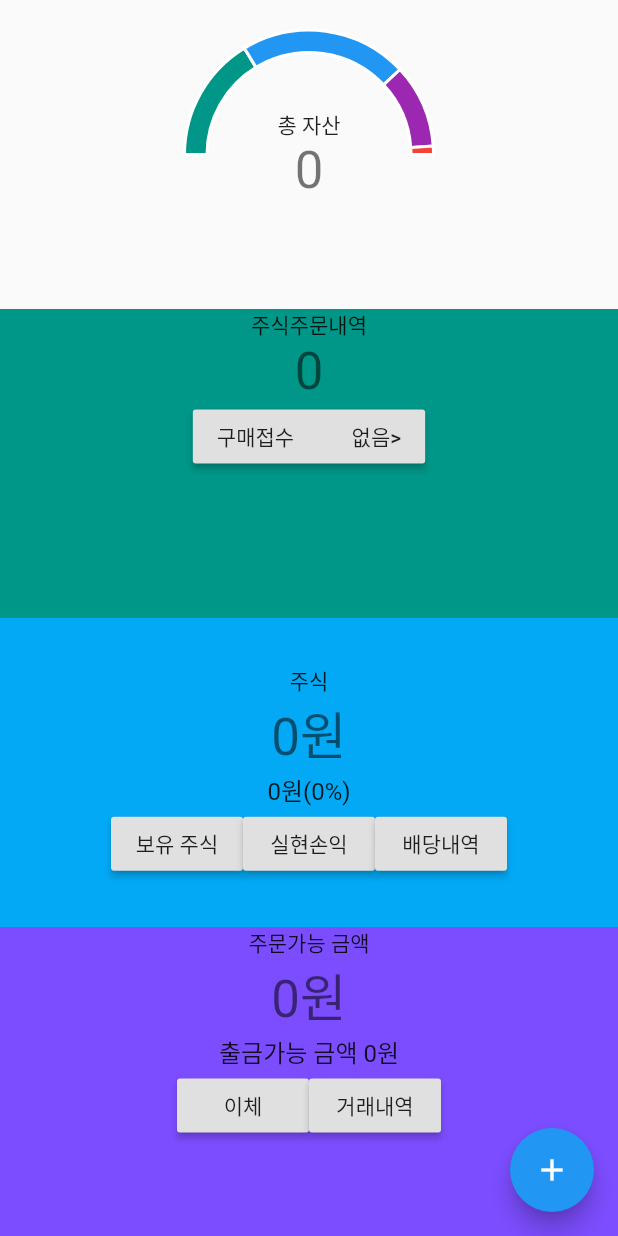
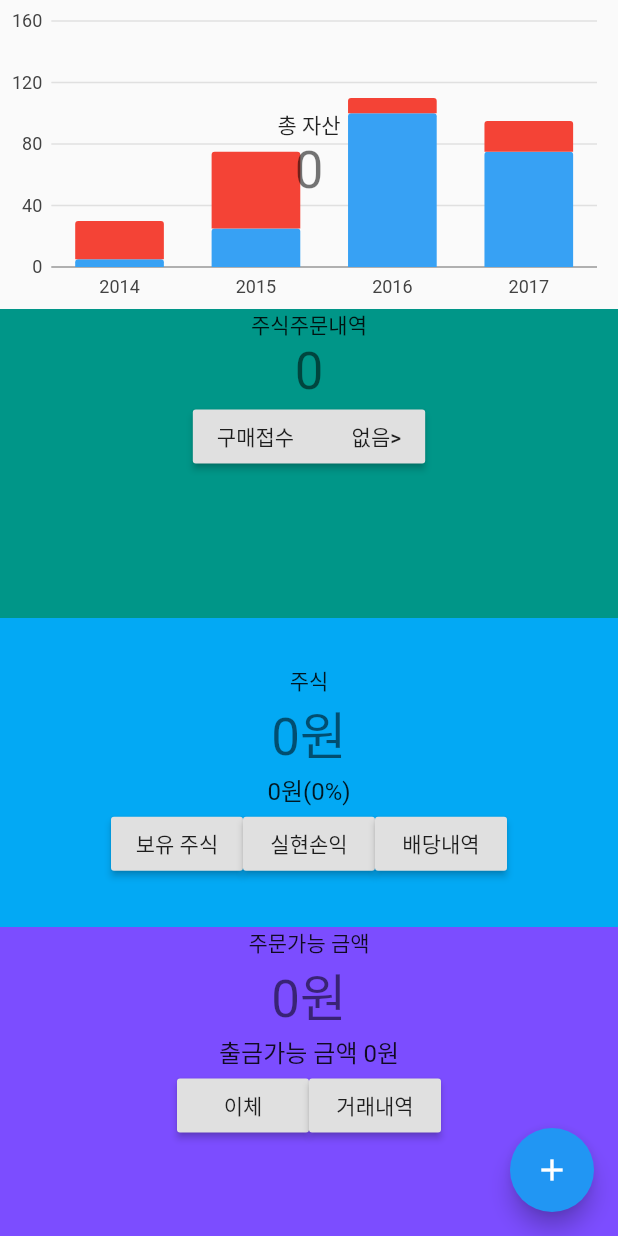
Before and after one commit to kangsudal/clone_ministock, a Flutter app: the screen it shows after launch, on a phone screen of 412 x 824 dp. Run offline on Flutter 3.47's test engine with Material 2 defaults, Android fonts, the phone set to English and light mode, and no system bars; our stand-ins replace charts_flutter.

Commit message:
add bar chart example code

```diff
--- a/lib/main.dart
+++ b/lib/main.dart
@@ -1,5 +1,7 @@
 import 'package:flutter/material.dart';
 import 'package:myministock/widget/gaugechart_widget.dart';
+import 'package:myministock/widget/stackedfillcolorbarchart.dart';
+import 'package:myministock/widget/stackedtargetline_widget.dart';
 
 
 
@@ -53,7 +55,9 @@ class _MyHomePageState extends State<MyHomePage> {
               flex: 1,
               child: Stack(
                 children: [
-                  GaugeChart.withSampleData(),
+                  StackedFillColorBarChart.withSampleData(),
+                  // StackedBarTargetLineChart.withSampleData(),
+                  // GaugeChart.withSampleData(),
                   Center(
                     child: Column(
                       mainAxisAlignment: MainAxisAlignment.center,
--- /dev/null
+++ b/lib/widget/stackedfillcolorbarchart.dart
@@ -0,0 +1,95 @@
+/// Bar chart example
+import 'package:flutter/material.dart';
+import 'package:charts_flutter/flutter.dart' as charts;
+
+/// Example of a stacked bar chart with three series, each rendered with
+/// different fill colors.
+class StackedFillColorBarChart extends StatelessWidget {
+  final List<charts.Series> seriesList;
+  final bool animate;
+
+  StackedFillColorBarChart(this.seriesList, {this.animate});
+
+  factory StackedFillColorBarChart.withSampleData() {
+    return new StackedFillColorBarChart(
+      _createSampleData(),
+      // Disable animations for image tests.
+      animate: false,
+    );
+  }
+
+
+  @override
+  Widget build(BuildContext context) {
+    return new charts.BarChart(
+      seriesList,
+      animate: animate,
+      // Configure a stroke width to enable borders on the bars.
+      defaultRenderer: new charts.BarRendererConfig(
+          groupingType: charts.BarGroupingType.stacked, strokeWidthPx: 2.0),
+    );
+  }
+
+  /// Create series list with multiple series
+  static List<charts.Series<OrdinalSales, String>> _createSampleData() {
+    final desktopSalesData = [
+      new OrdinalSales('2014', 5),
+      new OrdinalSales('2015', 25),
+      new OrdinalSales('2016', 100),
+      new OrdinalSales('2017', 75),
+    ];
+
+    final tableSalesData = [
+      new OrdinalSales('2014', 25),
+      new OrdinalSales('2015', 50),
+      new OrdinalSales('2016', 10),
+      new OrdinalSales('2017', 20),
+    ];
+
+    final mobileSalesData = [
+      new OrdinalSales('2014', 10),
+      new OrdinalSales('2015', 50),
+      new OrdinalSales('2016', 50),
+      new OrdinalSales('2017', 45),
+    ];
+
+    return [
+      // Blue bars with a lighter center color.
+      new charts.Series<OrdinalSales, String>(
+        id: 'Desktop',
+        domainFn: (OrdinalSales sales, _) => sales.year,
+        measureFn: (OrdinalSales sales, _) => sales.sales,
+        data: desktopSalesData,
+        colorFn: (_, __) => charts.MaterialPalette.blue.shadeDefault,
+        fillColorFn: (_, __) =>
+        charts.MaterialPalette.blue.shadeDefault.lighter,
+      ),
+      // Solid red bars. Fill color will default to the series color if no
+      // fillColorFn is configured.
+      new charts.Series<OrdinalSales, String>(
+        id: 'Tablet',
+        measureFn: (OrdinalSales sales, _) => sales.sales,
+        data: tableSalesData,
+        colorFn: (_, __) => charts.MaterialPalette.red.shadeDefault,
+        domainFn: (OrdinalSales sales, _) => sales.year,
+      ),
+      // Hollow green bars.
+      new charts.Series<OrdinalSales, String>(
+        id: 'Mobile',
+        domainFn: (OrdinalSales sales, _) => sales.year,
+        measureFn: (OrdinalSales sales, _) => sales.sales,
+        data: mobileSalesData,
+        colorFn: (_, __) => charts.MaterialPalette.green.shadeDefault,
+        fillColorFn: (_, __) => charts.MaterialPalette.transparent,
+      ),
+    ];
+  }
+}
+
+/// Sample ordinal data type.
+class OrdinalSales {
+  final String year;
+  final int sales;
+
+  OrdinalSales(this.year, this.sales);
+}
--- /dev/null
+++ b/lib/widget/stackedtargetline_widget.dart
@@ -0,0 +1,131 @@
+/// Bar chart example
+import 'package:flutter/material.dart';
+import 'package:charts_flutter/flutter.dart' as charts;
+
+class StackedBarTargetLineChart extends StatelessWidget {
+  final List<charts.Series> seriesList;
+  final bool animate;
+
+  StackedBarTargetLineChart(this.seriesList, {this.animate});
+
+  /// Creates a stacked [BarChart] with sample data and no transition.
+  factory StackedBarTargetLineChart.withSampleData() {
+    return new StackedBarTargetLineChart(
+      _createSampleData(),
+      // Disable animations for image tests.
+      animate: false,
+    );
+  }
+
+
+  @override
+  Widget build(BuildContext context) {
+    return new charts.BarChart(seriesList,
+        animate: animate,
+        barGroupingType: charts.BarGroupingType.stacked,
+        customSeriesRenderers: [
+          new charts.BarTargetLineRendererConfig<String>(
+            // ID used to link series to this renderer.
+              customRendererId: 'customTargetLine',
+              groupingType: charts.BarGroupingType.stacked)
+        ]);
+  }
+
+  /// Create series list with multiple series
+  static List<charts.Series<OrdinalSales, String>> _createSampleData() {
+    final desktopSalesData = [
+      new OrdinalSales('2014', 5),
+      new OrdinalSales('2015', 25),
+      new OrdinalSales('2016', 100),
+      new OrdinalSales('2017', 75),
+    ];
+
+    final tableSalesData = [
+      new OrdinalSales('2014', 25),
+      new OrdinalSales('2015', 50),
+      new OrdinalSales('2016', 10),
+      new OrdinalSales('2017', 20),
+    ];
+
+    final mobileSalesData = [
+      new OrdinalSales('2014', 10),
+      new OrdinalSales('2015', 15),
+      new OrdinalSales('2016', 50),
+      new OrdinalSales('2017', 45),
+    ];
+
+    final desktopTargetLineData = [
+      new OrdinalSales('2014', 4),
+      new OrdinalSales('2015', 20),
+      new OrdinalSales('2016', 80),
+      new OrdinalSales('2017', 65),
+    ];
+
+    final tableTargetLineData = [
+      new OrdinalSales('2014', 30),
+      new OrdinalSales('2015', 55),
+      new OrdinalSales('2016', 15),
+      new OrdinalSales('2017', 25),
+    ];
+
+    final mobileTargetLineData = [
+      new OrdinalSales('2014', 10),
+      new OrdinalSales('2015', 5),
+      new OrdinalSales('2016', 45),
+      new OrdinalSales('2017', 35),
+    ];
+
+    return [
+      new charts.Series<OrdinalSales, String>(
+        id: 'Desktop',
+        domainFn: (OrdinalSales sales, _) => sales.year,
+        measureFn: (OrdinalSales sales, _) => sales.sales,
+        data: desktopSalesData,
+      ),
+      new charts.Series<OrdinalSales, String>(
+        id: 'Tablet',
+        domainFn: (OrdinalSales sales, _) => sales.year,
+        measureFn: (OrdinalSales sales, _) => sales.sales,
+        data: tableSalesData,
+      ),
+      new charts.Series<OrdinalSales, String>(
+        id: 'Mobile',
+        domainFn: (OrdinalSales sales, _) => sales.year,
+        measureFn: (OrdinalSales sales, _) => sales.sales,
+        data: mobileSalesData,
+      ),
+      new charts.Series<OrdinalSales, String>(
+        id: 'Desktop Target Line',
+        domainFn: (OrdinalSales sales, _) => sales.year,
+        measureFn: (OrdinalSales sales, _) => sales.sales,
+        data: desktopTargetLineData,
+      )
+      // Configure our custom bar target renderer for this series.
+        ..setAttribute(charts.rendererIdKey, 'customTargetLine'),
+      new charts.Series<OrdinalSales, String>(
+        id: 'Tablet Target Line',
+        domainFn: (OrdinalSales sales, _) => sales.year,
+        measureFn: (OrdinalSales sales, _) => sales.sales,
+        data: tableTargetLineData,
+      )
+      // Configure our custom bar target renderer for this series.
+        ..setAttribute(charts.rendererIdKey, 'customTargetLine'),
+      new charts.Series<OrdinalSales, String>(
+        id: 'Mobile Target Line',
+        domainFn: (OrdinalSales sales, _) => sales.year,
+        measureFn: (OrdinalSales sales, _) => sales.sales,
+        data: mobileTargetLineData,
+      )
+      // Configure our custom bar target renderer for this series.
+        ..setAttribute(charts.rendererIdKey, 'customTargetLine'),
+    ];
+  }
+}
+
+/// Sample ordinal data type.
+class OrdinalSales {
+  final String year;
+  final int sales;
+
+  OrdinalSales(this.year, this.sales);
+}
```
